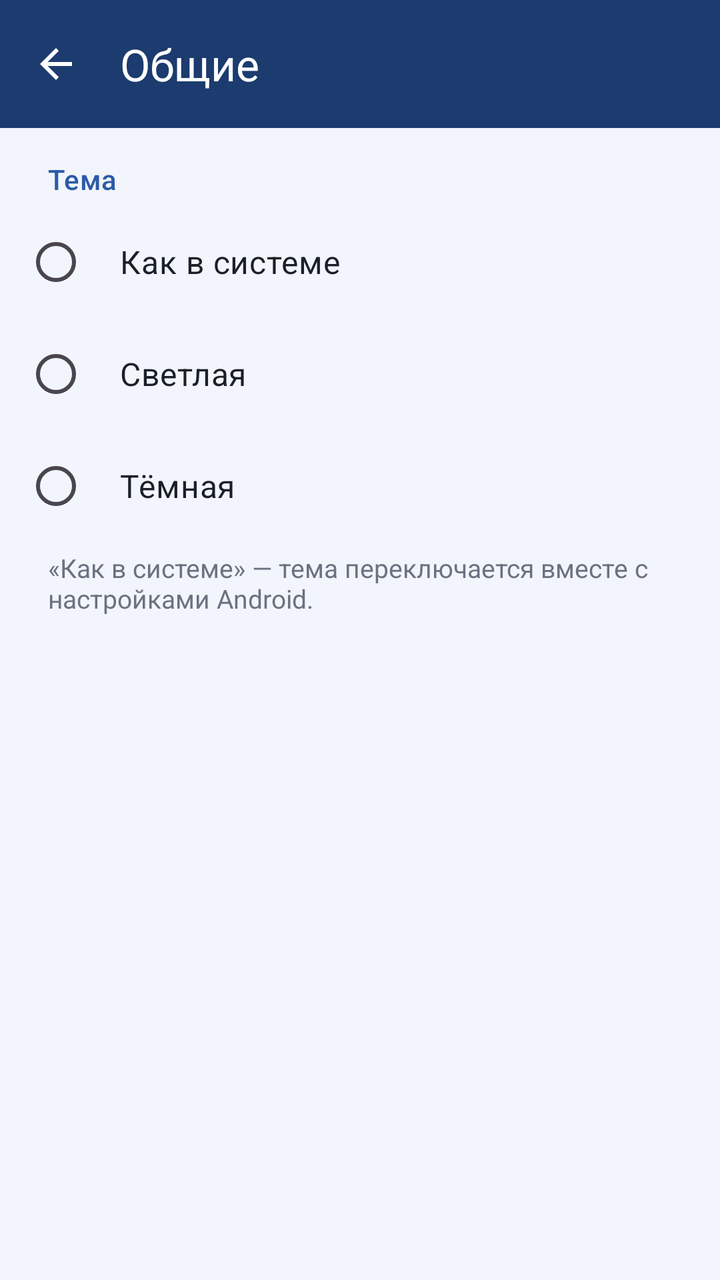
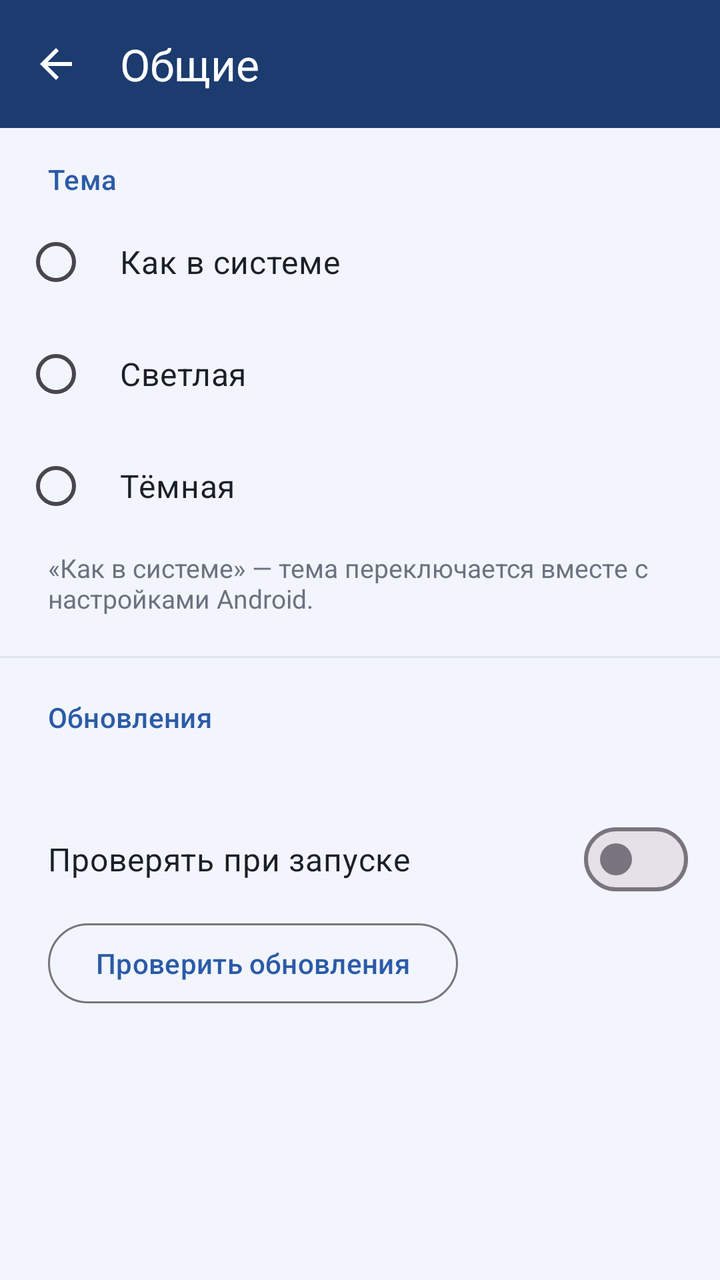

Two renders of the same Android screen: before a commit and after it. Below are the layout's source before the change and the commit's diff.
<!-- AndroidManifest.xml: application theme Theme.IaxPhone -->
<!-- res/layout/activity_general.xml -->
<?xml version="1.0" encoding="utf-8"?>
<LinearLayout xmlns:android="http://schemas.android.com/apk/res/android"
    xmlns:app="http://schemas.android.com/apk/res-auto"
    android:id="@+id/root"
    android:layout_width="match_parent"
    android:layout_height="match_parent"
    android:background="@color/page_bg"
    android:orientation="vertical">

    <com.google.android.material.appbar.MaterialToolbar
        android:id="@+id/toolbar"
        android:layout_width="match_parent"
        android:layout_height="wrap_content"
        android:background="@color/top_bar"
        android:minHeight="?attr/actionBarSize"
        android:theme="@style/TopBarOverlay"
        app:navigationIcon="@drawable/ic_arrow_back"
        app:navigationIconTint="@android:color/white"
        app:title="@string/general"
        app:titleTextColor="@android:color/white" />

    <androidx.core.widget.NestedScrollView
        android:id="@+id/content"
        android:layout_width="match_parent"
        android:layout_height="match_parent">

        <LinearLayout
            android:layout_width="match_parent"
            android:layout_height="wrap_content"
            android:orientation="vertical"
            android:paddingTop="16dp">

            <TextView
                android:layout_width="wrap_content"
                android:layout_height="wrap_content"
                android:layout_marginStart="24dp"
                android:layout_marginBottom="4dp"
                android:text="@string/theme"
                android:textAppearance="?attr/textAppearanceTitleSmall"
                android:textColor="@color/top_bar_primary" />

            <RadioGroup
                android:id="@+id/themeGroup"
                android:layout_width="match_parent"
                android:layout_height="wrap_content"
                android:paddingStart="12dp"
                android:paddingEnd="16dp">

                <com.google.android.material.radiobutton.MaterialRadioButton
                    android:id="@+id/themeSystem"
                    android:layout_width="match_parent"
                    android:layout_height="56dp"
                    android:paddingStart="16dp"
                    android:text="@string/theme_system"
                    android:textColor="@color/key_text"
                    android:textSize="16sp" />

                <com.google.android.material.radiobutton.MaterialRadioButton
                    android:id="@+id/themeLight"
                    android:layout_width="match_parent"
                    android:layout_height="56dp"
                    android:paddingStart="16dp"
                    android:text="@string/theme_light"
                    android:textColor="@color/key_text"
                    android:textSize="16sp" />

                <com.google.android.material.radiobutton.MaterialRadioButton
                    android:id="@+id/themeDark"
                    android:layout_width="match_parent"
                    android:layout_height="56dp"
                    android:paddingStart="16dp"
                    android:text="@string/theme_dark"
                    android:textColor="@color/key_text"
                    android:textSize="16sp" />
            </RadioGroup>

            <TextView
                android:layout_width="match_parent"
                android:layout_height="wrap_content"
                android:layout_marginStart="24dp"
                android:layout_marginTop="4dp"
                android:layout_marginEnd="24dp"
                android:text="@string/theme_hint"
                android:textColor="@color/text_secondary"
                android:textSize="13sp" />
        </LinearLayout>
    </androidx.core.widget.NestedScrollView>
</LinearLayout>
<!-- resources referenced by this layout -->
<resources>
  <color name="key_text">#1B1F27</color>
  <color name="page_bg">#F2F5FB</color>
  <color name="text_secondary">#6B7280</color>
  <color name="top_bar">#1C3B6E</color>
  <color name="top_bar_primary">#2B5BA8</color>
  <!-- drawable ic_arrow_back (drawable) -->
  <vector xmlns:android="http://schemas.android.com/apk/res/android"
      android:width="24dp" android:height="24dp" android:viewportWidth="24" android:viewportHeight="24"
      android:tint="?attr/colorControlNormal">
      <path android:fillColor="@android:color/white"
          android:pathData="M20,11H7.83l5.59,-5.59L12,4l-8,8 8,8 1.41,-1.41L7.83,13H20v-2z" />
  </vector>
  <string name="general">Общие</string>
  <string name="theme">Тема</string>
  <string name="theme_dark">Тёмная</string>
  <string name="theme_hint">«Как в системе» — тема переключается вместе с настройками Android.</string>
  <string name="theme_light">Светлая</string>
  <string name="theme_system">Как в системе</string>
  <style name="TopBarOverlay" parent="ThemeOverlay.Material3.Dark.ActionBar" />
  <style name="Theme.IaxPhone" parent="Theme.Material3.DayNight.NoActionBar">
          <item name="colorPrimary">@color/top_bar_primary</item>
          <item name="colorOnPrimary">@color/on_primary</item>
          <item name="colorSecondaryContainer">@color/key_bg</item>
          <item name="android:windowBackground">@color/page_bg</item>
      </style>
  <color name="on_primary">#FFFFFF</color>
  <color name="key_bg">#FFFFFF</color>
</resources>

<!-- the commit's change to res/layout/activity_general.xml (unified diff, before → after) -->
@@ -83,6 +83,65 @@
                 android:text="@string/theme_hint"
                 android:textColor="@color/text_secondary"
                 android:textSize="13sp" />
+
+            <View
+                android:layout_width="match_parent"
+                android:layout_height="1dp"
+                android:layout_marginTop="20dp"
+                android:background="@color/divider" />
+
+            <TextView
+                android:layout_width="wrap_content"
+                android:layout_height="wrap_content"
+                android:layout_marginStart="24dp"
+                android:layout_marginTop="20dp"
+                android:text="@string/updates"
+                android:textAppearance="?attr/textAppearanceTitleSmall"
+                android:textColor="@color/top_bar_primary" />
+
+            <TextView
+                android:id="@+id/version"
+                android:layout_width="wrap_content"
+                android:layout_height="wrap_content"
+                android:layout_marginStart="24dp"
+                android:layout_marginTop="12dp"
+                android:textColor="@color/key_text"
+                android:textSize="16sp" />
+
+            <com.google.android.material.materialswitch.MaterialSwitch
+                android:id="@+id/autoUpdate"
+                android:layout_width="match_parent"
+                android:layout_height="56dp"
+                android:layout_marginStart="24dp"
+                android:layout_marginEnd="16dp"
+                android:text="@string/update_auto"
+                android:textColor="@color/key_text"
+                android:textSize="16sp" />
+
+            <LinearLayout
+                android:layout_width="match_parent"
+                android:layout_height="wrap_content"
+                android:layout_marginStart="24dp"
+                android:layout_marginEnd="24dp"
+                android:gravity="center_vertical"
+                android:orientation="horizontal">
+
+                <com.google.android.material.button.MaterialButton
+                    android:id="@+id/checkUpdate"
+                    style="?attr/materialButtonOutlinedStyle"
+                    android:layout_width="wrap_content"
+                    android:layout_height="wrap_content"
+                    android:text="@string/update_check" />
+
+                <TextView
+                    android:id="@+id/updateStatus"
+                    android:layout_width="0dp"
+                    android:layout_height="wrap_content"
+                    android:layout_marginStart="16dp"
+                    android:layout_weight="1"
+                    android:textColor="@color/text_secondary"
+                    android:textSize="14sp" />
+            </LinearLayout>
         </LinearLayout>
     </androidx.core.widget.NestedScrollView>
 </LinearLayout>
<!-- resource entries referenced after the edit -->
@@ -1,5 +1,6 @@
 <!-- resources referenced by this layout -->
 <resources>
+  <color name="divider">#E2E6EE</color>
   <color name="key_text">#1B1F27</color>
   <color name="page_bg">#F2F5FB</color>
   <color name="text_secondary">#6B7280</color>
@@ -18,6 +19,9 @@
   <string name="theme_hint">«Как в системе» — тема переключается вместе с настройками Android.</string>
   <string name="theme_light">Светлая</string>
   <string name="theme_system">Как в системе</string>
+  <string name="update_auto">Проверять при запуске</string>
+  <string name="update_check">Проверить обновления</string>
+  <string name="updates">Обновления</string>
   <style name="TopBarOverlay" parent="ThemeOverlay.Material3.Dark.ActionBar" />
   <style name="Theme.IaxPhone" parent="Theme.Material3.DayNight.NoActionBar">
           <item name="colorPrimary">@color/top_bar_primary</item>
